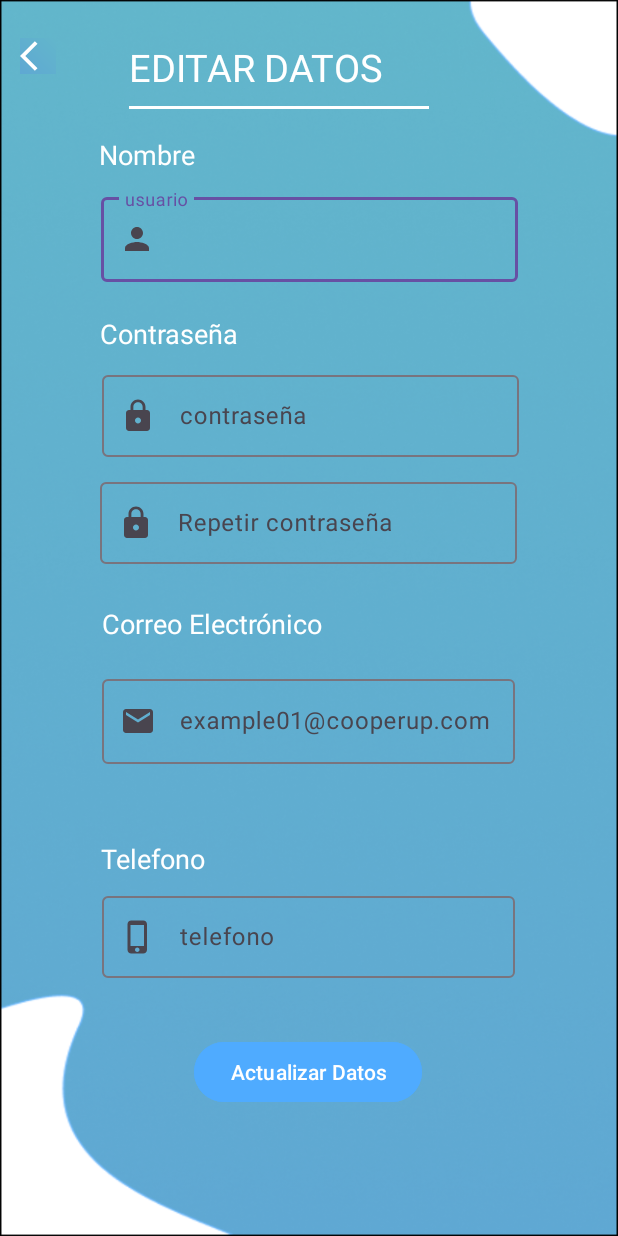
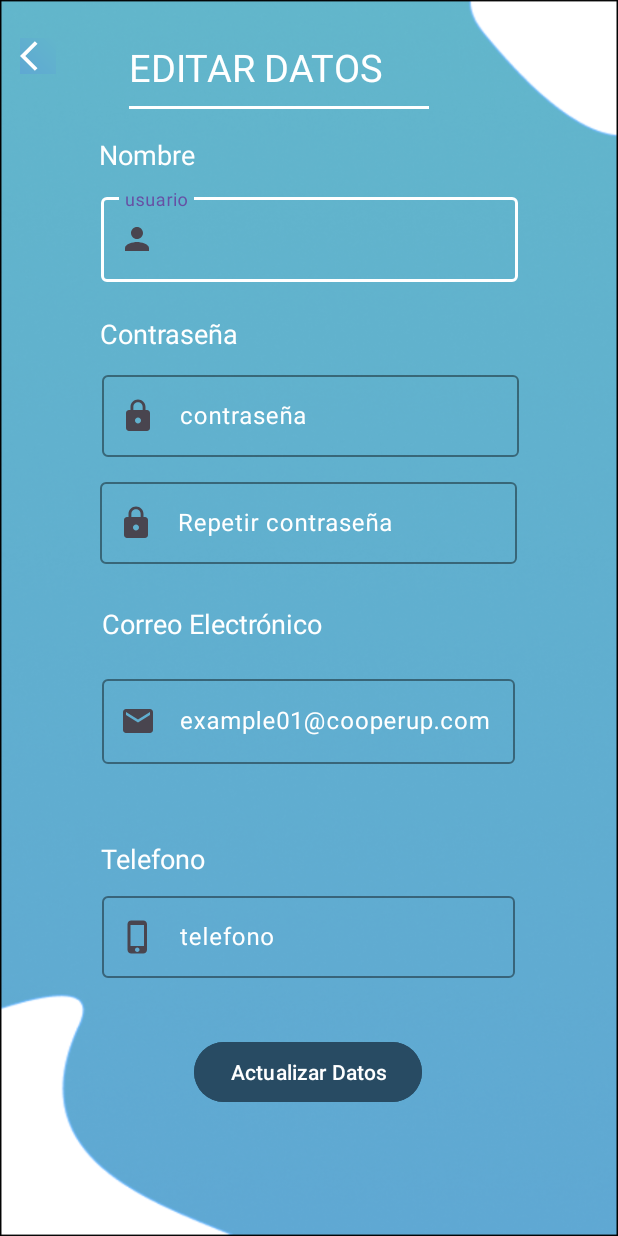
Before and after one commit to carloosbravo/tfg-2dam, an Android app: the ModificarEditar screen opened directly, with no data from a screen before it, on a phone screen of 412 x 824 dp. Run offline under Robolectric (Android 15) with nearby library versions, the phone set to English and light mode, and no system bars.

Commit message:
editar empresa diseño modficiado

```diff
--- a/androidStudio/cooper_up/app/src/main/res/layout/activity_modificar_editar.xml
+++ b/androidStudio/cooper_up/app/src/main/res/layout/activity_modificar_editar.xml
@@ -42,6 +42,8 @@
         android:id="@+id/usernameTextInput"
         android:layout_width="278dp"
         android:layout_height="70dp"
+        app:boxStrokeColor="@color/white"
+        android:textColorHint="@color/white"
         app:layout_constraintBottom_toTopOf="@+id/guideline17"
         app:layout_constraintEnd_toEndOf="parent"
         app:layout_constraintStart_toStartOf="parent"
@@ -59,7 +61,8 @@
         android:id="@+id/textInputLayout"
         android:layout_width="278dp"
         android:layout_height="60dp"
-
+        app:boxStrokeColor="@color/white"
+        android:textColorHint="@color/white"
         app:layout_constraintBottom_toTopOf="@+id/guideline15"
         app:layout_constraintEnd_toStartOf="@+id/guideline22"
         app:layout_constraintHorizontal_bias="0.545"
@@ -72,6 +75,7 @@
             android:id="@+id/contrasenaEditarInput"
             android:layout_width="match_parent"
             android:layout_height="wrap_content"
+            android:textColorHint="@color/white"
             android:hint="contraseña" />
 
         <ImageView
@@ -165,6 +169,8 @@
     <com.google.android.material.textfield.TextInputLayout
         android:layout_width="278dp"
         android:layout_height="60dp"
+        app:boxStrokeColor="@color/white"
+        android:textColorHint="@color/white"
         app:layout_constraintBottom_toTopOf="@+id/guideline15"
         app:layout_constraintEnd_toStartOf="@+id/guideline22"
         app:layout_constraintStart_toStartOf="@+id/guideline21"
@@ -175,6 +181,7 @@
             android:id="@+id/repetirContrasenaEditarInput"
             android:layout_width="match_parent"
             android:layout_height="wrap_content"
+            android:textColorHint="@color/white"
             android:hint="Repetir contraseña" />
     </com.google.android.material.textfield.TextInputLayout>
 
@@ -182,6 +189,8 @@
 
         android:layout_width="275dp"
         android:layout_height="70dp"
+        app:boxStrokeColor="@color/white"
+        android:textColorHint="@color/white"
         app:layout_constraintBottom_toTopOf="@+id/guideline20"
         app:layout_constraintEnd_toStartOf="@+id/guideline22"
         app:layout_constraintStart_toStartOf="@+id/guideline21"
@@ -192,6 +201,7 @@
             android:id="@+id/emailEditarInput"
             android:layout_width="match_parent"
             android:layout_height="wrap_content"
+            android:textColorHint="@color/white"
             android:hint="example01@cooperup.com" />
     </com.google.android.material.textfield.TextInputLayout>
 
@@ -228,7 +238,7 @@
         android:layout_width="wrap_content"
         android:layout_height="wrap_content"
         android:text="Actualizar Datos"
-        android:backgroundTint="@color/azulFondoCLaro"
+        android:backgroundTint="@color/azulProfile"
         app:layout_constraintBottom_toTopOf="@+id/guideline29"
         app:layout_constraintEnd_toStartOf="@+id/guideline22"
         app:layout_constraintStart_toStartOf="@+id/guideline21"
@@ -265,6 +275,8 @@
     <com.google.android.material.textfield.TextInputLayout
         android:layout_width="275dp"
         android:layout_height="60dp"
+        app:boxStrokeColor="@color/white"
+        android:textColorHint="@color/white"
         app:layout_constraintBottom_toTopOf="@+id/guideline28"
         app:layout_constraintEnd_toStartOf="@+id/guideline22"
         app:layout_constraintHorizontal_bias="0.514"
@@ -277,6 +289,8 @@
             android:id="@+id/telefonoEditarInput"
             android:layout_width="match_parent"
             android:layout_height="match_parent"
+            android:textColorHint="@color/white"
+
             android:hint="telefono"
 
             />
```
